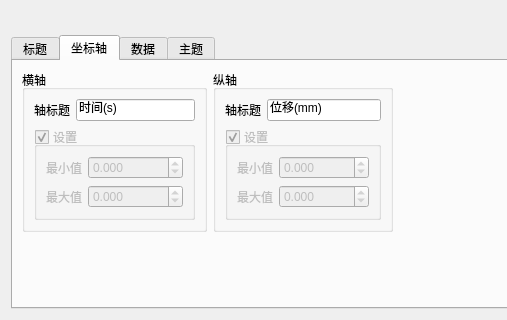
Qt form chart/chartform.ui (SummerBlack/Chart) before a commit; both pictures show x 0 to 507 and y 380 to 700 of the 800 by 700 pixel window.
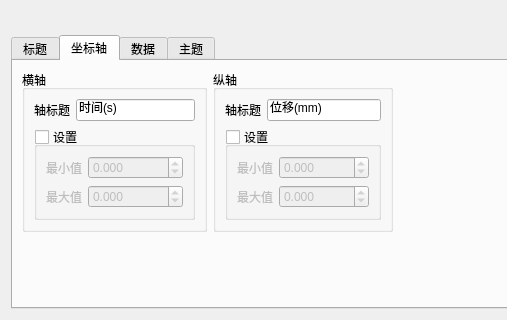
The same form after that commit. The open tabs and pages were chosen to show the change.

```diff
--- a/chart/chartform.ui
+++ b/chart/chartform.ui
@@ -168,7 +168,7 @@
             <item row="1" column="0" colspan="2">
              <widget class="QGroupBox" name="gbx_xAxis">
               <property name="enabled">
-               <bool>false</bool>
+               <bool>true</bool>
               </property>
               <property name="title">
                <string>设置</string>
@@ -176,6 +176,9 @@
               <property name="checkable">
                <bool>true</bool>
               </property>
+              <property name="checked">
+               <bool>false</bool>
+              </property>
               <layout class="QFormLayout" name="formLayout">
                <item row="0" column="0">
                 <widget class="QLabel" name="Label_5">
@@ -252,7 +255,7 @@
             <item row="1" column="0" colspan="2">
              <widget class="QGroupBox" name="gbx_yAxis">
               <property name="enabled">
-               <bool>false</bool>
+               <bool>true</bool>
               </property>
               <property name="title">
                <string>设置</string>
@@ -260,6 +263,9 @@
               <property name="checkable">
                <bool>true</bool>
               </property>
+              <property name="checked">
+               <bool>false</bool>
+              </property>
               <layout class="QFormLayout" name="formLayout_2">
                <item row="0" column="0">
                 <widget class="QLabel" name="Label_8">
```
Left out of the diff: 3 changed lines with no effect on the pictures.
